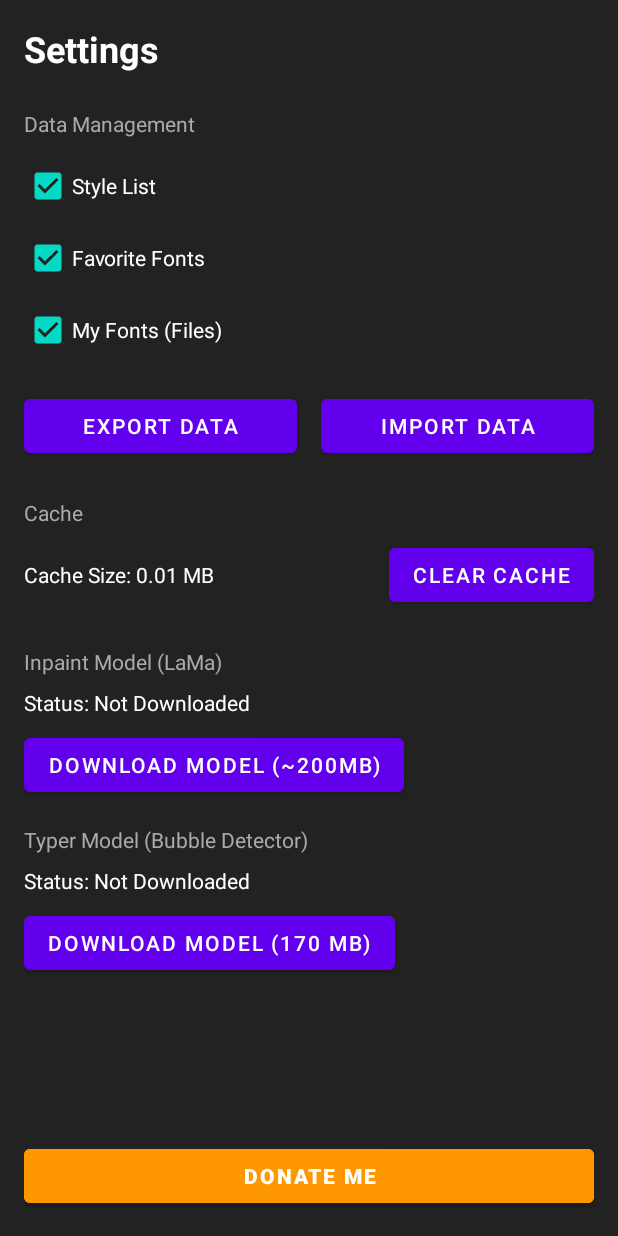
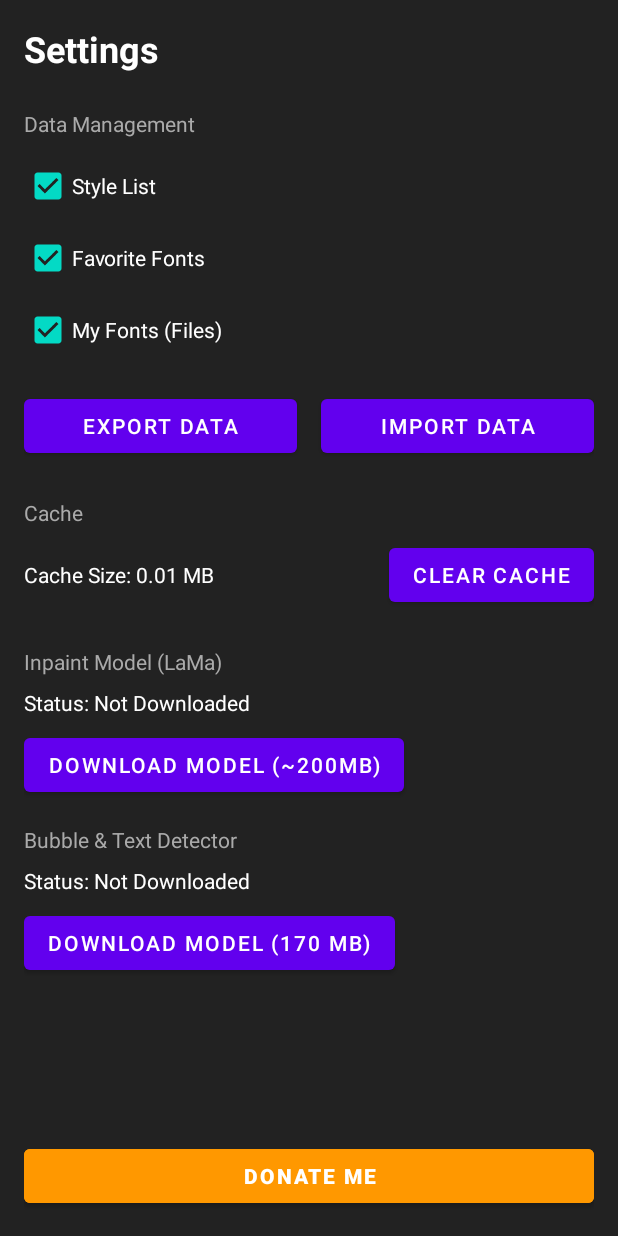
Before and after one commit to moon9ibulbul/projectypeset, an Android app: the SettingsActivity screen opened directly, with no data from a screen before it, on a phone screen of 412 x 824 dp. Run offline under Robolectric (Android 15) with nearby library versions, the phone set to English and light mode, and no system bars; libraries missing offline, so code that uses them is left out: ai.onnxruntime.

```diff
--- a/app/src/main/res/layout/activity_settings.xml
+++ b/app/src/main/res/layout/activity_settings.xml
@@ -150,7 +150,7 @@
         <TextView
             android:layout_width="wrap_content"
             android:layout_height="wrap_content"
-            android:text="Typer Model (Bubble Detector)"
+            android:text="Bubble &amp; Text Detector"
             android:textColor="#AAAAAA"
             android:textSize="14sp"
             android:layout_marginBottom="8dp"/>
```
Also changed, not shown: app/src/main/java/com/astral/typer/EditorActivity.kt (+24 -4 lines).
